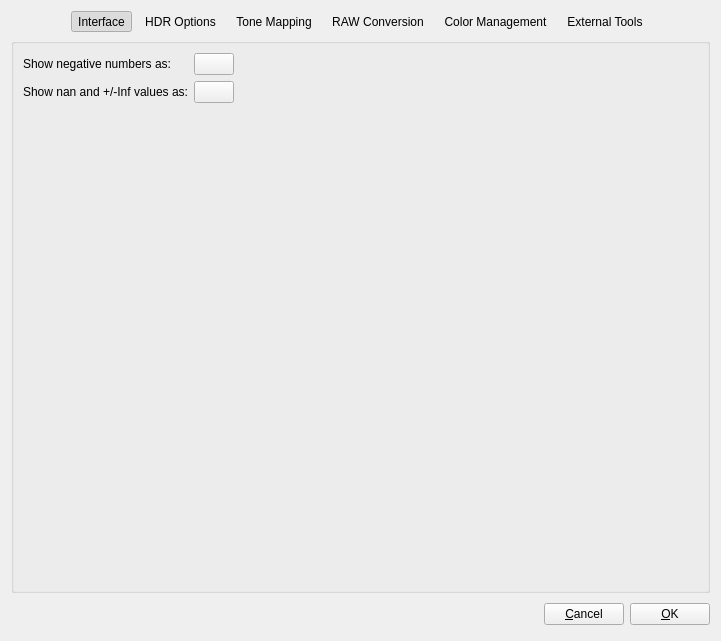
Above: src/Preferences/PreferencesDialog.ui from LuminanceHDR/LuminanceHDR before the change. Below: the same form after it.
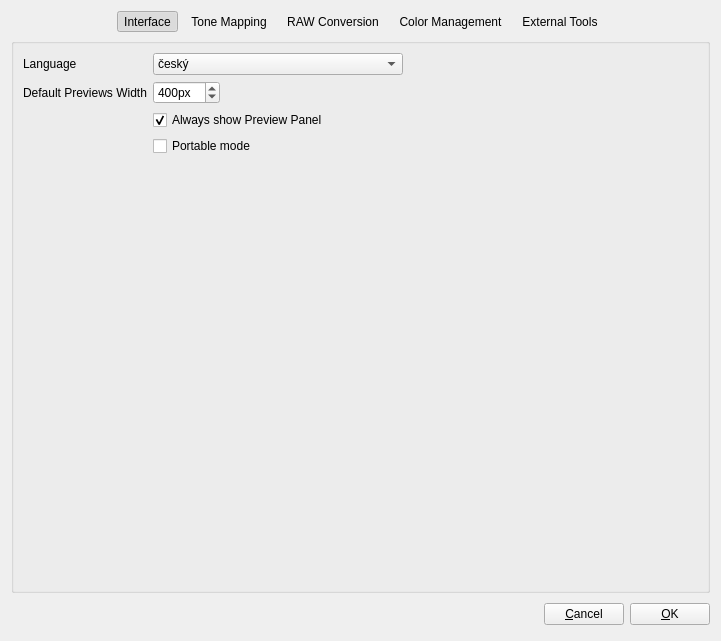
That is the form after the change. The open tabs and pages were chosen to show the change. Icons and pictures are not drawn.

Commit message: Remove inf/nan color warning in HdrViewer

What changed in the file:
```diff
--- a/src/Preferences/PreferencesDialog.ui
+++ b/src/Preferences/PreferencesDialog.ui
@@ -22,139 +22,49 @@
   <layout class="QVBoxLayout" name="verticalLayout">
    <item>
     <layout class="QGridLayout" name="gridLayout_16">
-     <item row="0" column="1">
-      <widget class="QToolButton" name="toolButtonInterface">
-       <property name="text">
-        <string>Interface</string>
-       </property>
-       <property name="icon">
-        <iconset resource="../../icons.qrc">
-         <normaloff>:/new/prefix1/images/preferences-desktop-theme.png</normaloff>:/new/prefix1/images/preferences-desktop-theme.png</iconset>
-       </property>
-       <property name="iconSize">
-        <size>
-         <width>48</width>
-         <height>48</height>
-        </size>
-       </property>
-       <property name="checkable">
-        <bool>true</bool>
-       </property>
-       <property name="checked">
-        <bool>true</bool>
-       </property>
-       <property name="autoExclusive">
-        <bool>true</bool>
-       </property>
-       <property name="toolButtonStyle">
-        <enum>Qt::ToolButtonTextUnderIcon</enum>
-       </property>
-       <property name="autoRaise">
-        <bool>true</bool>
-       </property>
-      </widget>
-     </item>
-     <item row="0" column="6">
-      <widget class="QToolButton" name="toolButtonExtTool">
-       <property name="text">
-        <string>External Tools</string>
-       </property>
-       <property name="icon">
-        <iconset resource="../../icons.qrc">
-         <normaloff>:/new/prefix1/images/gear.png</normaloff>:/new/prefix1/images/gear.png</iconset>
-       </property>
-       <property name="iconSize">
-        <size>
-         <width>48</width>
-         <height>48</height>
-        </size>
-       </property>
-       <property name="checkable">
-        <bool>true</bool>
-       </property>
-       <property name="autoExclusive">
-        <bool>true</bool>
-       </property>
-       <property name="toolButtonStyle">
-        <enum>Qt::ToolButtonTextUnderIcon</enum>
-       </property>
-       <property name="autoRaise">
-        <bool>true</bool>
-       </property>
-      </widget>
-     </item>
-     <item row="0" column="7">
-      <spacer name="horizontalSpacer_17">
-       <property name="orientation">
-        <enum>Qt::Horizontal</enum>
-       </property>
-       <property name="sizeHint" stdset="0">
-        <size>
-         <width>40</width>
-         <height>20</height>
-        </size>
-       </property>
-      </spacer>
-     </item>
-     <item row="0" column="3">
-      <widget class="QToolButton" name="toolButtonTM">
-       <property name="text">
-        <string>Tone Mapping</string>
-       </property>
-       <property name="icon">
-        <iconset resource="../../icons.qrc">
-         <normaloff>:/new/prefix1/images/tonemap.png</normaloff>:/new/prefix1/images/tonemap.png</iconset>
-       </property>
-       <property name="iconSize">
-        <size>
-         <width>48</width>
-         <height>48</height>
-        </size>
-       </property>
-       <property name="checkable">
-        <bool>true</bool>
-       </property>
-       <property name="autoExclusive">
-        <bool>true</bool>
-       </property>
-       <property name="toolButtonStyle">
-        <enum>Qt::ToolButtonTextUnderIcon</enum>
-       </property>
-       <property name="autoRaise">
-        <bool>true</bool>
-       </property>
-      </widget>
-     </item>
-     <item row="0" column="2">
-      <widget class="QToolButton" name="toolButtonHDR">
-       <property name="text">
-        <string>HDR Options</string>
-       </property>
-       <property name="icon">
-        <iconset resource="../../icons.qrc">
-         <normaloff>:/new/prefix1/images/HDR_icon.png</normaloff>:/new/prefix1/images/HDR_icon.png</iconset>
-       </property>
-       <property name="iconSize">
-        <size>
-         <width>48</width>
-         <height>48</height>
-        </size>
-       </property>
-       <property name="checkable">
-        <bool>true</bool>
-       </property>
-       <property name="autoExclusive">
-        <bool>true</bool>
-       </property>
-       <property name="toolButtonStyle">
-        <enum>Qt::ToolButtonTextUnderIcon</enum>
-       </property>
-       <property name="autoRaise">
-        <bool>true</bool>
-       </property>
-      </widget>
-     </item>
      <item row="0" column="4">
+      <widget class="QToolButton" name="toolButtonCMS">
+       <property name="text">
+        <string>Color Management</string>
+       </property>
+       <property name="icon">
+        <iconset resource="../../icons.qrc">
+         <normaloff>:/new/prefix1/images/cms.png</normaloff>:/new/prefix1/images/cms.png</iconset>
+       </property>
+       <property name="iconSize">
+        <size>
+         <width>48</width>
+         <height>48</height>
+        </size>
+       </property>
+       <property name="checkable">
+        <bool>true</bool>
+       </property>
+       <property name="autoExclusive">
+        <bool>true</bool>
+       </property>
+       <property name="toolButtonStyle">
+        <enum>Qt::ToolButtonTextUnderIcon</enum>
+       </property>
+       <property name="autoRaise">
+        <bool>true</bool>
+       </property>
+      </widget>
+     </item>
+     <item row="0" column="0">
+      <spacer name="horizontalSpacer_18">
+       <property name="orientation">
+        <enum>Qt::Horizontal</enum>
+       </property>
+       <property name="sizeHint" stdset="0">
+        <size>
+         <width>40</width>
+         <height>20</height>
+        </size>
+       </property>
+      </spacer>
+     </item>
+     <item row="0" column="3">
       <widget class="QToolButton" name="toolButtonRAW">
        <property name="text">
         <string>RAW Conversion</string>
@@ -186,8 +96,37 @@
        </property>
       </widget>
      </item>
-     <item row="0" column="0">
-      <spacer name="horizontalSpacer_18">
+     <item row="0" column="2">
+      <widget class="QToolButton" name="toolButtonTM">
+       <property name="text">
+        <string>Tone Mapping</string>
+       </property>
+       <property name="icon">
+        <iconset resource="../../icons.qrc">
+         <normaloff>:/new/prefix1/images/tonemap.png</normaloff>:/new/prefix1/images/tonemap.png</iconset>
+       </property>
+       <property name="iconSize">
+        <size>
+         <width>48</width>
+         <height>48</height>
+        </size>
+       </property>
+       <property name="checkable">
+        <bool>true</bool>
+       </property>
+       <property name="autoExclusive">
+        <bool>true</bool>
+       </property>
+       <property name="toolButtonStyle">
+        <enum>Qt::ToolButtonTextUnderIcon</enum>
+       </property>
+       <property name="autoRaise">
+        <bool>true</bool>
+       </property>
+      </widget>
+     </item>
+     <item row="0" column="6">
+      <spacer name="horizontalSpacer_17">
        <property name="orientation">
         <enum>Qt::Horizontal</enum>
        </property>
@@ -200,13 +139,13 @@
       </spacer>
      </item>
      <item row="0" column="5">
-      <widget class="QToolButton" name="toolButtonCMS">
+      <widget class="QToolButton" name="toolButtonExtTool">
        <property name="text">
-        <string>Color Management</string>
+        <string>External Tools</string>
        </property>
        <property name="icon">
         <iconset resource="../../icons.qrc">
-         <normaloff>:/new/prefix1/images/cms.png</normaloff>:/new/prefix1/images/cms.png</iconset>
+         <normaloff>:/new/prefix1/images/gear.png</normaloff>:/new/prefix1/images/gear.png</iconset>
        </property>
        <property name="iconSize">
         <size>
@@ -228,6 +167,38 @@
        </property>
       </widget>
      </item>
+     <item row="0" column="1">
+      <widget class="QToolButton" name="toolButtonInterface">
+       <property name="text">
+        <string>Interface</string>
+       </property>
+       <property name="icon">
+        <iconset resource="../../icons.qrc">
+         <normaloff>:/new/prefix1/images/preferences-desktop-theme.png</normaloff>:/new/prefix1/images/preferences-desktop-theme.png</iconset>
+       </property>
+       <property name="iconSize">
+        <size>
+         <width>48</width>
+         <height>48</height>
+        </size>
+       </property>
+       <property name="checkable">
+        <bool>true</bool>
+       </property>
+       <property name="checked">
+        <bool>true</bool>
+       </property>
+       <property name="autoExclusive">
+        <bool>true</bool>
+       </property>
+       <property name="toolButtonStyle">
+        <enum>Qt::ToolButtonTextUnderIcon</enum>
+       </property>
+       <property name="autoRaise">
+        <bool>true</bool>
+       </property>
+      </widget>
+     </item>
     </layout>
    </item>
    <item>
@@ -503,71 +474,6 @@
        </item>
       </layout>
      </widget>
-     <widget class="QWidget" name="stackedPagesWidgetPage2_2">
-      <layout class="QGridLayout" name="gridLayout_13">
-       <property name="leftMargin">
-        <number>0</number>
-       </property>
-       <property name="topMargin">
-        <number>0</number>
-       </property>
-       <property name="rightMargin">
-        <number>0</number>
-       </property>
-       <property name="bottomMargin">
-        <number>0</number>
-       </property>
-       <item row="0" column="0">
-        <widget class="QGroupBox" name="groupBox">
-         <layout class="QFormLayout" name="formLayout_2">
-          <property name="fieldGrowthPolicy">
-           <enum>QFormLayout::FieldsStayAtSizeHint</enum>
-          </property>
-          <item row="0" column="0">
-           <widget class="QLabel" name="negativeColorsLabel">
-            <property name="text">
-             <string>Show negative numbers as:</string>
-            </property>
-            <property name="alignment">
-             <set>Qt::AlignRight|Qt::AlignTrailing|Qt::AlignVCenter</set>
-            </property>
-           </widget>
-          </item>
-          <item row="0" column="1">
-           <widget class="QPushButton" name="negativeColorButton">
-            <property name="sizePolicy">
-             <sizepolicy hsizetype="Minimum" vsizetype="Fixed">
-              <horstretch>0</horstretch>
-              <verstretch>0</verstretch>
-             </sizepolicy>
-            </property>
-            <property name="text">
-             <string/>
-            </property>
-           </widget>
-          </item>
-          <item row="1" column="0">
-           <widget class="QLabel" name="ifnanColorLabel">
-            <property name="text">
-             <string>Show nan and +/-Inf values as:</string>
-            </property>
-            <property name="alignment">
-             <set>Qt::AlignRight|Qt::AlignTrailing|Qt::AlignVCenter</set>
-            </property>
-           </widget>
-          </item>
-          <item row="1" column="1">
-           <widget class="QPushButton" name="ifnanColorButton">
-            <property name="text">
-             <string/>
-            </property>
-           </widget>
-          </item>
-         </layout>
-        </widget>
-       </item>
-      </layout>
-     </widget>
      <widget class="QWidget" name="stackedPagesWidgetPage3_2">
       <layout class="QGridLayout" name="gridLayout_14">
        <property name="leftMargin">
```
The commit also changes 7 other files.
